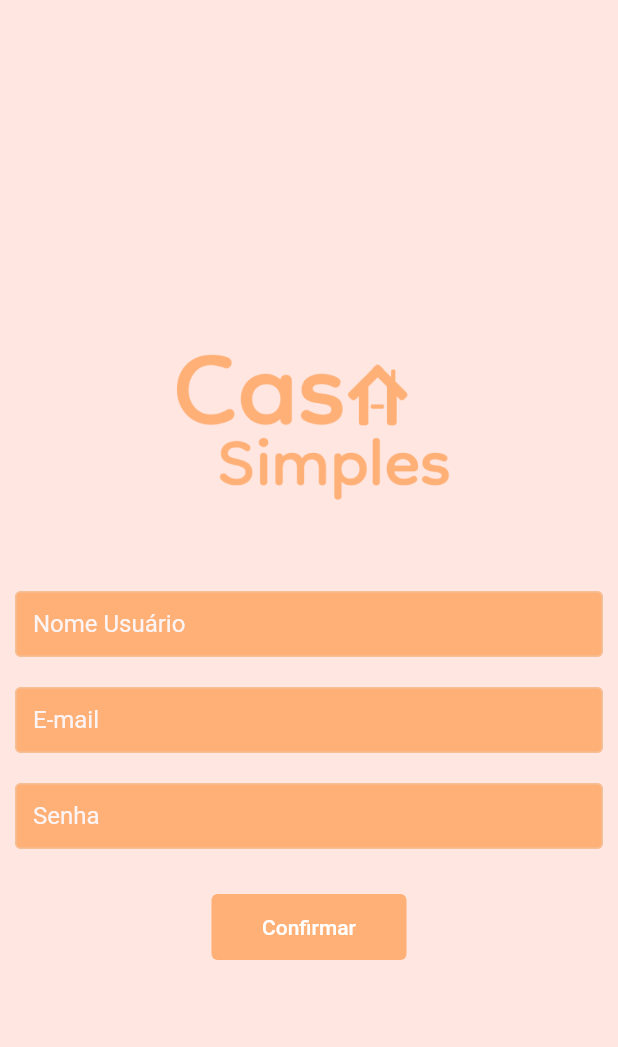
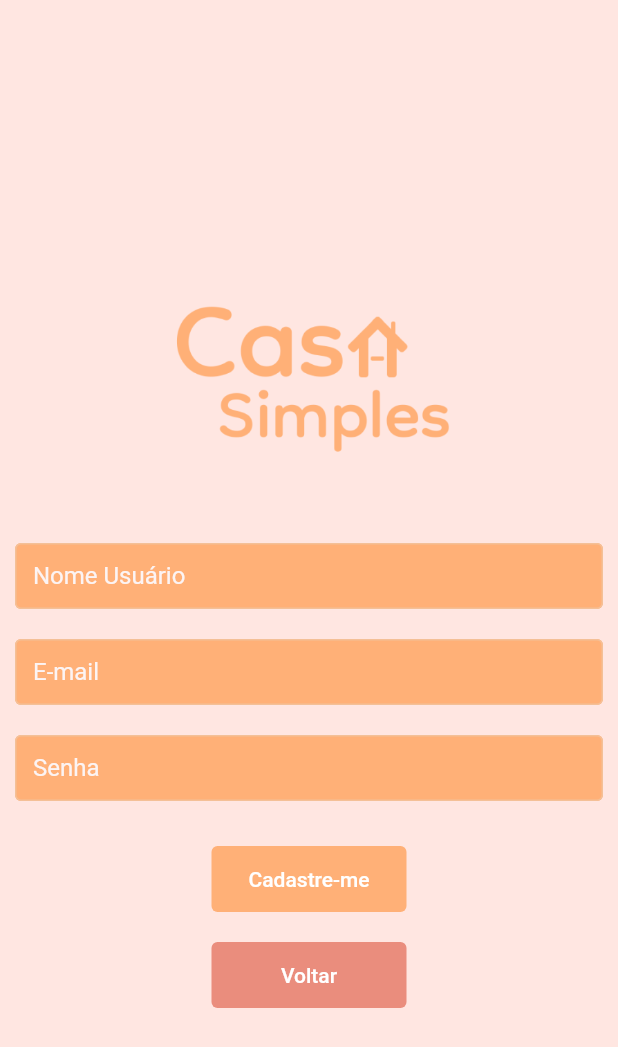
Before and after one commit to Geovane-Araujo/casa-simples, a Flutter app: the Registro screen opened directly, on a phone screen of 412 x 824 dp. Shown: the top 1047 px of the screen. Run offline on Flutter 3.47's test engine with Material 2 defaults, Android fonts, the phone set to English and light mode, and no system bars.

Commit message:
concluido tela de registro

```diff
--- a/lib/main.dart
+++ b/lib/main.dart
@@ -25,6 +25,7 @@ class MyApp extends StatelessWidget {
           style: TextButton.styleFrom(backgroundColor: PersonalColors.primaryText)
         ),
         primarySwatch: PersonalColors.personalSwatch,
+        primaryColorDark: PersonalColors.backgroundDetails,
         primaryColor: PersonalColors.backgroundDetails,
         textSelectionTheme: TextSelectionThemeData(cursorColor: PersonalColors.primaryTextColor)
       ),
--- a/lib/pages/login.dart
+++ b/lib/pages/login.dart
@@ -1,4 +1,5 @@
 import 'package:casa_simple/model/personalcolors.dart';
+import 'package:casa_simple/pages/registro.dart';
 import 'package:casa_simple/util/utils.dart';
 import 'package:flutter/cupertino.dart';
 import 'package:flutter/material.dart';
@@ -91,6 +92,7 @@ class _LoginState extends State<Login> {
                       ),
                       child: Text("Registro",style: TextStyle(color: Colors.white)),
                       onPressed: (){
+                        PersonalUtil.onNavigatorNext(Registro(), context);
                       },
                     )
                 ),
--- a/lib/pages/registro.dart
+++ b/lib/pages/registro.dart
@@ -1,4 +1,5 @@
 import 'package:casa_simple/model/personalcolors.dart';
+import 'package:casa_simple/pages/confirmacaoRegistro.dart';
 import 'package:casa_simple/util/utils.dart';
 import 'package:flutter/cupertino.dart';
 import 'package:flutter/material.dart';
@@ -89,9 +90,23 @@ class _RegistroState extends State<Registro> {
                       style: TextButton.styleFrom(
                           backgroundColor: PersonalColors.backgroundButtons
                       ),
-                      child: Text("Confirmar",style: TextStyle(color: Colors.white)),
+                      child: Text("Cadastre-me",style: TextStyle(color: Colors.white)),
                       onPressed: (){
-                        PersonalUtil.onNavigatorNext(Home(), context);
+                        PersonalUtil.onNavigatorNext(ConfirmacaoRegistro(), context);
+                      },
+                    )
+                ),
+                Container(
+                    width: 130,
+                    height: 44,
+                    margin: EdgeInsets.only(top: 20,left: 10,right: 10),
+                    child: TextButton(
+                      style: TextButton.styleFrom(
+                          backgroundColor: PersonalColors.backgroundSecondButtons
+                      ),
+                      child: Text("Voltar",style: TextStyle(color: Colors.white)),
+                      onPressed: (){
+                        PersonalUtil.onNavigatorBack(context);
                       },
                     )
                 ),
--- a/lib/util/utils.dart
+++ b/lib/util/utils.dart
@@ -9,4 +9,7 @@ class PersonalUtil{
   static onNavigatorBack(context){
     Navigator.pop(context);
   }
+  static onNavigatorOrigin(route,context){
+    Navigator.of(context).pushAndRemoveUntil(MaterialPageRoute(builder: (context) => route), (route) => false);
+  }
 }
```
Also changed, not shown: lib/pages/confirmacaoRegistro.dart (added, +70 -0 lines).
